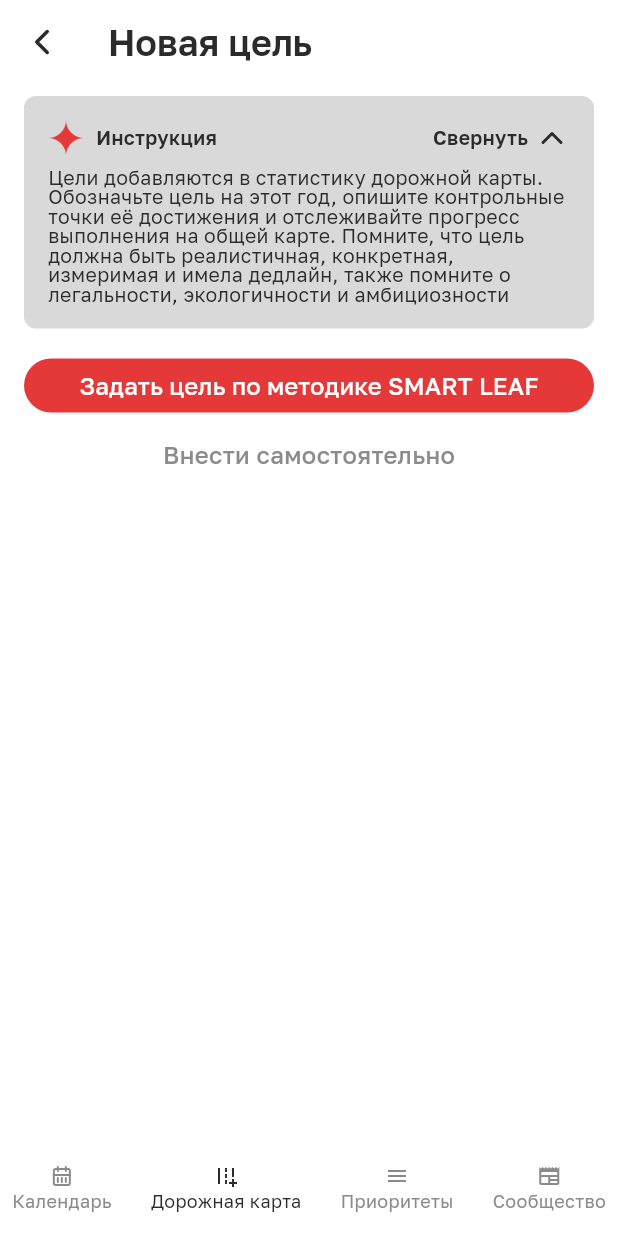
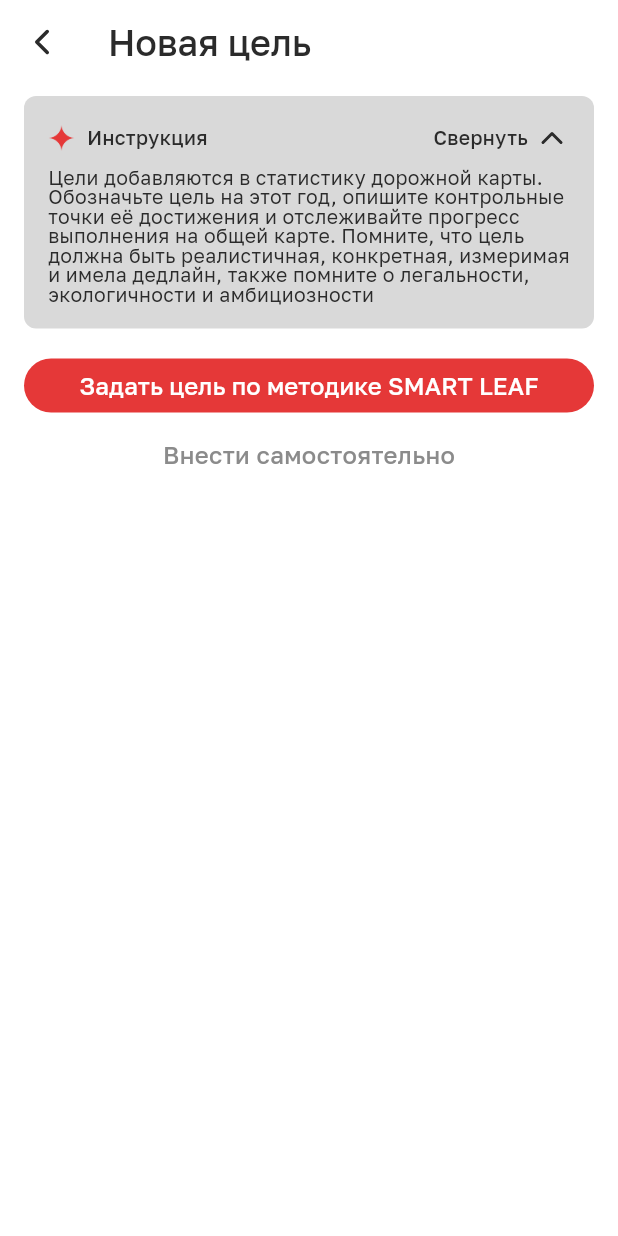
Before and after one commit to EbriusQuasimodo/kipish_m, a Flutter app: the screen it shows after launch, item 2 of the bottom bar chosen, after a tap on "Создать цель", on a phone screen of 412 x 824 dp. Run offline on Flutter 3.47's test engine with Material 3 defaults, Android fonts, the light colour scheme and no system bars; our stand-ins replace flutter_screenutil, flutter_tabler_icons, get, get_storage, talker_flutter; statements that could not run were skipped.

Commit message:
Fix: removing IndexedStack and adjusting fonts

```diff
--- a/lib/features/main/create_goal/views/create_goal_view.dart
+++ b/lib/features/main/create_goal/views/create_goal_view.dart
@@ -13,12 +13,19 @@ class CreateGoalView extends GetView<CreateGoalController> {
     // Получаем доступ к теме
     final theme = Get.find<AppThemeController>();
 
-    // Убедимся, что контроллер инициализирован
-    if (!Get.isRegistered<CreateGoalController>()) {
-      Get.put(CreateGoalController());
-    }
-
-    return Padding(
+    return Scaffold(
+      appBar: AppBar(
+        backgroundColor: theme.main_light,
+        title: Text('Новая цель', style: theme.heading2),
+        leading: GestureDetector(
+          onTap: () => Get.back(),
+          child:
+              Icon(TablerIcons.chevron_left, color: theme.main_dark, size: 28),
+        ),
+        elevation: 0,
+      ),
+      backgroundColor: theme.main_light,
+      body: Padding(
         padding: const EdgeInsets.symmetric(horizontal: 16, vertical: 8),
         child: Column(
           crossAxisAlignment: CrossAxisAlignment.start,
@@ -59,10 +66,11 @@ class CreateGoalView extends GetView<CreateGoalController> {
             ),
           ],
         ),
+      ),
     );
   }
 
-  // Метод для построения блока инструкции (остается без изменений)
+  // Метод для построения блока инструкции
   Widget _buildInstructionBlock(AppThemeController theme) {
     return Container(
       padding: const EdgeInsets.all(16),
@@ -78,8 +86,8 @@ class CreateGoalView extends GetView<CreateGoalController> {
               // PNG иконка из ассетов
               Image.asset(
                 'assets/images/kipish_icon.png',
-                width: 24,
-                height: 24,
+                width: 18,
+                height: 18,
                 color: theme.accent_color,
               ),
 
--- a/lib/features/main/home/controllers/home_controller.dart
+++ b/lib/features/main/home/controllers/home_controller.dart
@@ -1,19 +1,11 @@
-// lib/features/main/home/controllers/home_controller.dart
 import 'package:get/get.dart';
 import 'package:kipish_m/features/main/calendar/controllers/calendar_controller.dart';
-import 'package:kipish_m/features/main/create_goal/controllers/create_goal_controller.dart';
 import 'package:kipish_m/utils/base_controller.dart';
 import 'package:kipish_m/utils/constants.dart';
 
 class HomeController extends BaseController {
   Rx<int> selected_item = (-100).obs;
   var title = "".obs;
-  // Флаг для режима создания цели
-  var isCreatingGoal = false.obs;
-  // Сохраняем предыдущий заголовок
-  var previousTitle = "";
-  // Сохраняем предыдущий выбранный элемент
-  var previousSelectedItem = (-100).obs;
 
   // Метод для удаления контроллеров при смене вкладки
   Future deleteControllers() async {
@@ -23,13 +15,7 @@ class HomeController extends BaseController {
     }
   }
 
-  // Переход на другой таб нижней навигации
   Future selectItem(int tabId) async {
-    // Если мы в режиме создания цели, выходим из него
-    if (isCreatingGoal.value) {
-      exitCreateGoalMode();
-    }
-
     await deleteControllers();
     selected_item.value = tabId;
     selected_item.refresh();
@@ -46,44 +32,6 @@ class HomeController extends BaseController {
     }
   }
 
-  // Активация режима создания цели
-  void showCreateGoalScreen() {
-    // Запоминаем текущее состояние для возможности возврата
-    previousTitle = title.value;
-    previousSelectedItem.value = selected_item.value;
-
-    // Устанавливаем новое состояние
-    title.value = "Новая цель";
-    isCreatingGoal.value = true;
-
-    // Инициализируем контроллер, если нужно
-    if (!Get.isRegistered<CreateGoalController>()) {
-      Get.put(CreateGoalController());
-    }
-
-    logger.debug("Entering create goal mode");
-  }
-
-  // Выход из режима создания цели
-  void exitCreateGoalMode() {
-    // Восстанавливаем предыдущее состояние
-    title.value = previousTitle;
-    isCreatingGoal.value = false;
-
-    logger.debug("Exiting create goal mode");
-  }
-
-  // Навигация к экрану создания цели (можно вызвать из любого места)
-  void navigateToCreateGoal() {
-    // Сначала переходим на таб дорожных карт, если не там
-    if (selected_item.value != Constants.ROADMAPS) {
-      selectItem(Constants.ROADMAPS);
-    }
-
-    // Затем активируем режим создания цели
-    showCreateGoalScreen();
-  }
-
   // Инициализация
   getReady() {
     selectItem(Constants.CALENDAR);
--- a/lib/features/main/home/views/home_view.dart
+++ b/lib/features/main/home/views/home_view.dart
@@ -1,7 +1,6 @@
 import 'package:flutter/material.dart';
 import 'package:flutter_tabler_icons/flutter_tabler_icons.dart';
 import 'package:get/get.dart';
-import 'package:kipish_m/features/main/create_goal/views/create_goal_view.dart';
 import 'package:kipish_m/features/main/home/controllers/home_controller.dart';
 import 'package:kipish_m/features/main/home/widgets/home_pager.dart';
 import 'package:kipish_m/services/app_theme.dart';
@@ -17,23 +16,12 @@ class HomeView extends GetView<HomeController> {
     return Obx(() {
       return Scaffold(
         resizeToAvoidBottomInset: false,
-        // Единый AppBar для всех состояний
         appBar: AppBar(
           scrolledUnderElevation: 0,
           backgroundColor: theme.main_light,
-          // Кнопка назад только для экрана создания цели
-          leading: controller.isCreatingGoal.value
-              ? GestureDetector(
-                  onTap: () => controller.exitCreateGoalMode(),
-                  child: Icon(TablerIcons.chevron_left,
-                      color: theme.main_dark, size: 28),
-                )
-              : null,
           title: Text(
             controller.title.value,
-            style: controller.isCreatingGoal.value
-                ? theme.heading2
-                : (controller.selected_item.value == Constants.ROADMAPS
+            style: controller.selected_item.value == Constants.ROADMAPS
                 ? theme.heading1
                 : TextStyle(
                     color: theme.main_dark,
@@ -43,7 +31,7 @@ class HomeView extends GetView<HomeController> {
                             : 32,
                     fontWeight: FontWeight.w400,
                     fontFamily: 'GolosText',
-                      )),
+                  ),
           ),
         ),
         body: SafeArea(
@@ -56,17 +44,8 @@ class HomeView extends GetView<HomeController> {
                   child: Stack(
                     fit: StackFit.expand,
                     children: [
-                      // Используем IndexedStack для переключения между экранами
-                      IndexedStack(
-                        index: controller.isCreatingGoal.value ? 1 : 0,
-                        children: [
-                          // Основной контент приложения
+                      // Возвращаем только основной контент
                       const HomePager(),
-
-                          // Экран создания цели
-                          const CreateGoalView(),
-                        ],
-                      ),
                     ],
                   ),
                 ),
@@ -79,6 +58,7 @@ class HomeView extends GetView<HomeController> {
           child: Row(
             mainAxisAlignment: MainAxisAlignment.spaceBetween,
             children: [
+              // Кнопка "Календарь"
               GestureDetector(
                 onTap: () {
                   controller.selectItem(Constants.CALENDAR);
@@ -110,6 +90,8 @@ class HomeView extends GetView<HomeController> {
                   ),
                 ),
               ),
+
+              // Кнопка "Дорожная карта"
               GestureDetector(
                 onTap: () {
                   controller.selectItem(Constants.ROADMAPS);
@@ -141,6 +123,8 @@ class HomeView extends GetView<HomeController> {
                   ),
                 ),
               ),
+
+              // Кнопка "Приоритеты"
               GestureDetector(
                 onTap: () {
                   controller.selectItem(Constants.PRIORITIES);
@@ -172,6 +156,8 @@ class HomeView extends GetView<HomeController> {
                   ),
                 ),
               ),
+
+              // Кнопка "Сообщество"
               GestureDetector(
                 onTap: () {
                   controller.selectItem(Constants.NEWS);
--- a/lib/features/main/road_maps/controllers/roadmap_controller.dart
+++ b/lib/features/main/road_maps/controllers/roadmap_controller.dart
@@ -1,5 +1,5 @@
 import 'package:get/get.dart';
-import 'package:kipish_m/features/main/home/controllers/home_controller.dart';
+import 'package:kipish_m/routes/app_pages.dart';
 import 'package:kipish_m/utils/base_controller.dart';
 
 class RoadmapController extends BaseController {
@@ -30,12 +30,8 @@ class RoadmapController extends BaseController {
   // Метод для создания новой цели
   void createGoal() {
     logger.debug('RoadmapController: Нажата кнопка "Создать цель"');
-
-    // Получаем экземпляр HomeController для клиент-навигации
-    final homeController = Get.find<HomeController>();
-
-    // Вызываем метод для перехода в режим создания цели
-    homeController.showCreateGoalScreen();
+    // Используем стандартную навигацию через Get.toNamed
+    Get.toNamed(Routes.CREATE_GOAL);
   }
 
   @override
--- a/lib/features/main/road_maps/views/roadmap_view.dart
+++ b/lib/features/main/road_maps/views/roadmap_view.dart
@@ -100,7 +100,7 @@ class RoadmapView extends GetView<RoadmapController> {
           style: theme.mainTextRegular,
         ),
 
-        SizedBox(height: 16.h),
+        SizedBox(height: 20.h),
 
         // Кнопка "Создать цель"
         AccentButton(
--- a/lib/routes/app_pages.dart
+++ b/lib/routes/app_pages.dart
@@ -3,6 +3,8 @@ import 'package:kipish_m/features/enter/login/bindings/login_signin_binding.dart
 import 'package:kipish_m/features/enter/login/views/login_signin_view.dart';
 import 'package:kipish_m/features/enter/reset_password/bindings/reset_password_binding.dart';
 import 'package:kipish_m/features/enter/reset_password/views/reset_password_view.dart';
+import 'package:kipish_m/features/main/create_goal/bindings/create_goal_binding.dart';
+import 'package:kipish_m/features/main/create_goal/views/create_goal_view.dart';
 import 'package:kipish_m/features/main/home/bindings/home_binding.dart';
 import 'package:kipish_m/features/main/home/views/home_view.dart';
 import 'package:kipish_m/features/splash/bindings/splash_binding.dart';
@@ -41,5 +43,11 @@ class AppPages {
       page: () => const SplashView(),
       binding: SplashBinding(),
     ),
+    GetPage(
+      name: _Paths.CREATE_GOAL,
+      page: () => const CreateGoalView(),
+      binding: CreateGoalBinding(),
+      //transition: Transition.rightToLeft,
+    ),
   ];
 }
--- a/lib/services/app_theme.dart
+++ b/lib/services/app_theme.dart
@@ -59,28 +59,52 @@ class AppThemeController extends GetxController {
 
   // Heading 2 - для заголовков экранов
   TextStyle get heading2 => TextStyle(
-        fontFamily: 'GolosText',
+        fontFamily: 'GolosText_Medium',
         fontSize: 24,
-        fontWeight: FontWeight
-            .w600, // w500 по фигме, но по визуалу w600 TODO: исправить при получении шрифтов
+        fontWeight: FontWeight.w500,
         color: main_dark,
+      );
+
+  // Heading 3 - для заголовков экранов
+  TextStyle get heading3 => TextStyle(
+        fontFamily: 'GolosText_Medium',
+        fontSize: 20,
+        fontWeight: FontWeight.w500,
+        color: main_dark,
+      );
+
+  // Main Text Accent - Текст в кнопках с акцентным фоном
+  TextStyle get mainTextAccent => TextStyle(
+        fontFamily: 'GolosText_Medium',
+        fontSize: 16,
+        fontWeight: FontWeight.w500,
+        color: main_light,
       );
 
   // Main Text Regular - Текст в неактивном переключателе и описаниях
   TextStyle get mainTextRegular => TextStyle(
-        fontFamily: 'GolosText',
+        fontFamily: 'GolosText_Regular',
         fontSize: 16,
         fontWeight: FontWeight.w400,
         color: main_dark,
-        height: 1, // Межстрочный интервал
+        height: 1,
       );
 
-  // Main Text Accent - Текст в кнопках с акцентным фоном
-  TextStyle get mainTextAccent => TextStyle(
-        fontFamily: 'GolosText',
-        fontSize: 16,
+  // Hint Text Accent - для заголовков и кнопок в инструкции
+  TextStyle get hintTextAccent => TextStyle(
+        fontFamily: 'GolosText_Medium',
+        fontSize: 13,
         fontWeight: FontWeight.w500,
-        color: main_light,
+        color: main_dark,
+      );
+
+// Hint Text Regular - для текста в инструкции
+  TextStyle get hintTextRegular => TextStyle(
+        fontFamily: 'GolosText_Regular',
+        fontSize: 13,
+        fontWeight: FontWeight.w400,
+        color: main_dark,
+        height: 1,
       );
 
   // Inactive Tab Text - Текст для неактивной вкладки
@@ -97,24 +121,6 @@ class AppThemeController extends GetxController {
         fontSize: 16,
         fontWeight: FontWeight.w400,
         color: main_light,
-      );
-
-  // Hint Text Accent - для заголовков и кнопок в инструкции
-  TextStyle get hintTextAccent => TextStyle(
-        fontFamily: 'GolosText',
-        fontSize: 13,
-        fontWeight: FontWeight
-            .w600, // w500 по фигме, но по визуалу w600 TODO: исправить при получении шрифтов
-        color: main_dark,
-      );
-
-// Hint Text Regular - для текста в инструкции
-  TextStyle get hintTextRegular => TextStyle(
-        fontFamily: 'GolosText',
-        fontSize: 13,
-        fontWeight: FontWeight.w400,
-        color: main_dark,
-        height: 1,
       );
 
   ThemeData _setTheme(AppThemeData themeData) {
```
Also changed, not shown: lib/features/splash/controllers/splash_controller.dart (+4 -4 lines), pubspec.yaml (+5 -2 lines), assets/fonts/Golos-Text_Medium.ttf (added), assets/fonts/Golos-Text_Regular.ttf (added), assets/fonts/GolosText-VariableFont_wght.ttf (deleted). Lines whose indentation alone changed are shown as unchanged.
